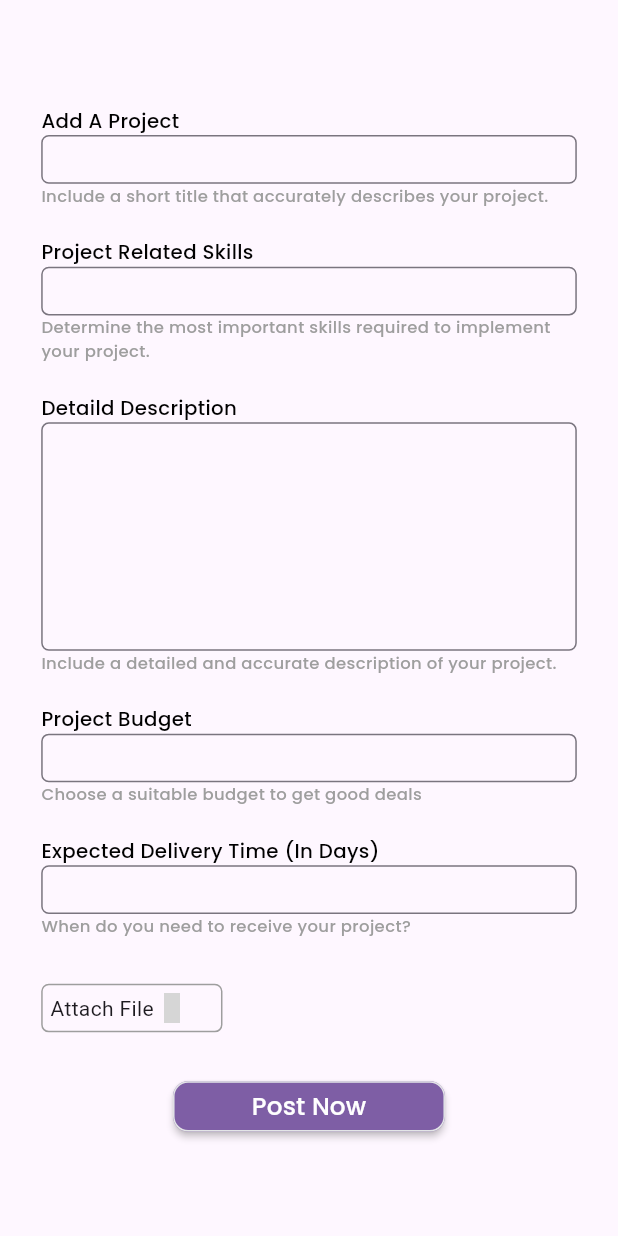
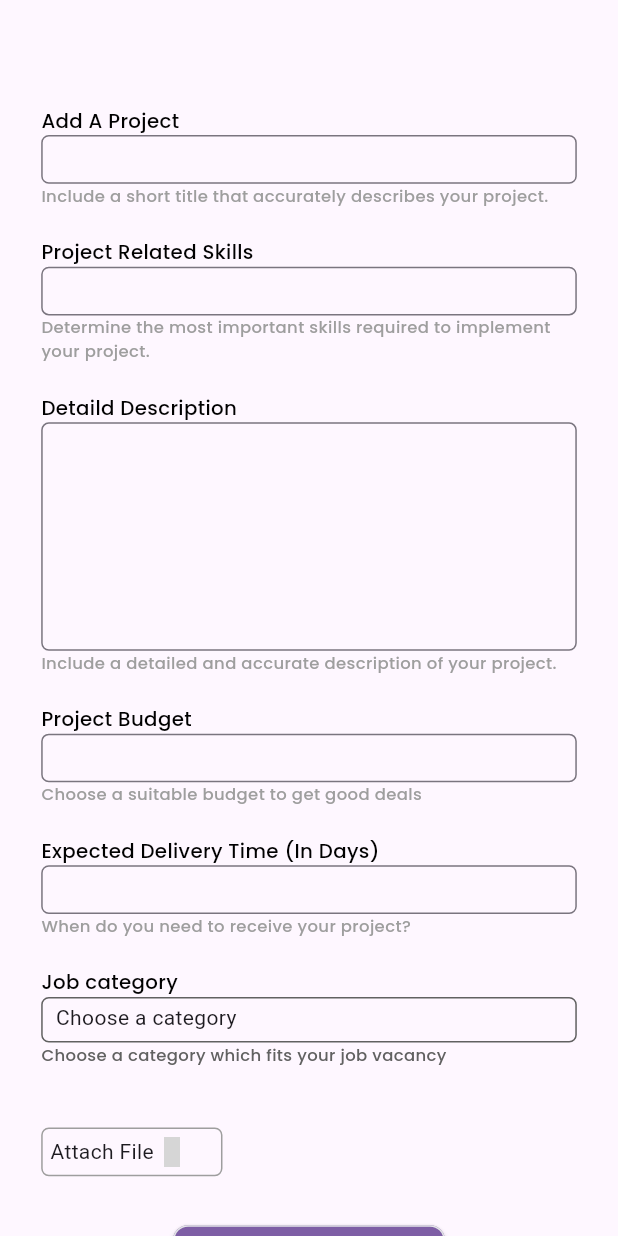
Before and after one commit to Mohamedramzii/Code_Club, a Flutter app: the TripView screen opened directly, on a phone screen of 412 x 824 dp. Run offline on Flutter 3.47's test engine with Material 2 defaults, Android fonts, the phone set to English and light mode, and no system bars; our stand-ins replace bloc, dio, eva_icons_flutter, file_picker, flutter_bloc, flutter_rating_bar and 6 more; missing offline and left inert: number_paginator, page_animation_transition, searchbar_animation; accounts and stored records are empty; network calls fail; grey boxes are pictures that could not be loaded.

```diff
--- /dev/null
+++ b/lib/data/job_details_model/result.dart
@@ -0,0 +1,55 @@
+import 'user.dart';
+
+class Result {
+  int? id;
+  User? user;
+  String? title;
+  dynamic skills;
+  dynamic description;
+  int? budget;
+  dynamic image;
+  String? category;
+  dynamic time;
+  String? createdAt;
+
+  Result({
+    this.id,
+    this.user,
+    this.title,
+    this.skills,
+    this.description,
+    this.budget,
+    this.image,
+    this.category,
+    this.time,
+    this.createdAt,
+  });
+
+  factory Result.fromJson(Map<String, dynamic> json) => Result(
+        id: json['id'] as int?,
+        user: json['user'] == null
+            ? null
+            : User.fromJson(json['user'] as Map<String, dynamic>),
+        title: json['title'] as String?,
+        skills: (json['skills'] as String?) as dynamic ,
+        description: json['description'] as dynamic,
+        budget: json['budget'] as int?,
+        image: json['image'] as dynamic,
+        category: json['category'] as String?,
+        time: json['time'] as dynamic,
+        createdAt: json['created_at'] as String?,
+      );
+
+  Map<String, dynamic> toJson() => {
+        'id': id,
+        'user': user?.toJson(),
+        'title': title,
+        'skills': skills,
+        'description': description,
+        'budget': budget,
+        'image': image,
+        'category': category,
+        'time': time,
+        'created_at': createdAt,
+      };
+}
--- /dev/null
+++ b/lib/data/job_details_model/user.dart
@@ -0,0 +1,51 @@
+class User {
+  dynamic bio;
+  dynamic website;
+  String? joinedAt;
+  String? email;
+  dynamic phoneNumber;
+  dynamic banner;
+  dynamic image;
+  String? username;
+  dynamic skills;
+  String? slug;
+
+  User({
+    this.bio,
+    this.website,
+    this.joinedAt,
+    this.email,
+    this.phoneNumber,
+    this.banner,
+    this.image,
+    this.username,
+    this.skills,
+    this.slug,
+  });
+
+  factory User.fromJson(Map<String, dynamic> json) => User(
+        bio: json['bio'] as dynamic,
+        website: json['website'] as dynamic,
+        joinedAt: json['joined_at'] as String?,
+        email: json['email'] as String?,
+        phoneNumber: json['phoneNumber'] as dynamic,
+        banner: json['banner'] as dynamic,
+        image: json['image'] as dynamic,
+        username: json['username'] as String?,
+        skills: json['skills'] as dynamic,
+        slug: json['slug'] as String?,
+      );
+
+  Map<String, dynamic> toJson() => {
+        'bio': bio,
+        'website': website,
+        'joined_at': joinedAt,
+        'email': email,
+        'phoneNumber': phoneNumber,
+        'banner': banner,
+        'image': image,
+        'username': username,
+        'skills': skills,
+        'slug': slug,
+      };
+}
--- a/lib/data/jobdetails_model/jobdetails_model.dart
+++ /dev/null
@@ -1,42 +0,0 @@
-class JobdetailsModel {
-  int? id;
-  String? title;
-  String? skills;
-  String? description;
-  int? budget;
-
-  String? time;
-  String? createdAt;
-
-  JobdetailsModel({
-    this.id,
-    this.title,
-    this.skills,
-    this.description,
-    this.budget,
-    this.time,
-    this.createdAt,
-  });
-
-  factory JobdetailsModel.fromJson(Map<String, dynamic> json) {
-    return JobdetailsModel(
-      id: json['id'] as int?,
-      title: json['title'] as String?,
-      skills: json['skills'] as String?,
-      description: json['description'] as String?,
-      budget: json['budget'] as int?,
-      time: json['time'] as String?,
-      createdAt: json['created_at'] as String?,
-    );
-  }
-
-  Map<String, dynamic> toJson() => {
-        'id': id,
-        'title': title,
-        'skills': skills,
-        'description': description,
-        'budget': budget,
-        'time': time,
-        'created_at': createdAt,
-      };
-}
--- a/lib/presentation/view_model/cubit/app_cubit.dart
+++ b/lib/presentation/view_model/cubit/app_cubit.dart
@@ -7,7 +7,6 @@ import 'package:file_picker/file_picker.dart';
 import 'package:flutter/material.dart';
 import 'package:job_app/core/constants.dart';
 import 'package:job_app/core/helpers/network/dio_helper.dart';
-import 'package:job_app/data/jobdetails_model/jobdetails_model.dart';
 import 'package:job_app/data/register_model2/register_model2.dart';
 import 'package:job_app/presentation/views/home_view.dart';
 import 'package:job_app/presentation/views/trip_view.dart';
@@ -15,6 +14,7 @@ import 'package:meta/meta.dart';
 import 'package:open_file/open_file.dart';
 import 'package:path_provider/path_provider.dart';
 import '../../../core/helpers/local/cache_helper.dart';
+import '../../../data/job_details_model/result.dart';
 import '../../../data/login_model/login_model.dart';
 import '../../../data/userdata_model.dart';
 import '../../views/ProfileView.dart';
@@ -259,15 +259,24 @@ class AppCubit extends Cubit<AppState> {
     }
   }
 
-  List<JobdetailsModel> jobs = [];
+  String? category = 'design';
+  int page = 1;
+
+  List<Result> jobs = [];
+
   getJobs() {
     emit(GetJobDataLoadingState());
 
     if (jobs.isEmpty) {
-      DioHelper.getData(url: EndPoints.job, token: 'Token $tokenHolder')
+      DioHelper.getData(
+              url:
+                  'https://codeclub.pythonanywhere.com/job/?page=1&category=design',
+              token: 'Token $tokenHolder')
           .then((value) {
-        for (var job in value.data) {
-          jobs.add(JobdetailsModel.fromJson(job));
+        print(value.data);
+        // resultModel=Result.fromJson(value.data);
+        for (var item in value.data['results']) {
+          jobs.add(Result.fromJson(item));
         }
         debugPrint('Get Jobs : Success');
         emit(GetJobDataSuccessState());
@@ -283,6 +292,25 @@ class AppCubit extends Cubit<AppState> {
 
   changePage(index) {
     currentPage = index + 1;
-    emit(NavBarSuccessState());
+    emit(ChangeNumberNavigatorSucessState());
+  }
+
+  List<String> selectedOptions = [];
+  bool? option1 = false;
+  selectedOptionsChoices(bool value, String option) {
+    if (selectedOptions.contains(option)) {
+      selectedOptions.remove(option);
+      emit(CategoryChoicIsFalseSucessState());
+    } else {
+      selectedOptions.add(option);
+      emit(CategoryChoicIsTrueeSucessState());
+    }
+  }
+
+  bool? isClickedToChooseCategory = false;
+
+  ClickedToChooseCategory() {
+    isClickedToChooseCategory = !isClickedToChooseCategory!;
+    emit(IsClickedToChooseCategorySucessState());
   }
 }
--- a/lib/presentation/view_model/cubit/app_state.dart
+++ b/lib/presentation/view_model/cubit/app_state.dart
@@ -157,6 +157,12 @@ class GetJobDataFailureState extends AppState {
   });
 }
 
+//Number Navigator state
+class ChangeNumberNavigatorSucessState extends AppState {}
 
-//Number Navigator state
-class ChangeNumberNavigatorSucessState extends AppState{}
+//Categories Choices for job
+class CategoryChoicIsTrueeSucessState extends AppState {}
+
+class CategoryChoicIsFalseSucessState extends AppState {}
+
+class IsClickedToChooseCategorySucessState extends AppState {}
--- a/lib/presentation/views/trip_view.dart
+++ b/lib/presentation/views/trip_view.dart
@@ -8,6 +8,7 @@ import 'package:job_app/core/app_managers/colors.dart';
 import 'package:job_app/core/app_managers/fonts.dart';
 import 'package:job_app/core/common_widgets/customButtonWidget.dart';
 import 'package:job_app/presentation/view_model/cubit/app_cubit.dart';
+import 'package:job_app/presentation/views/widgets/project_viewWidgets/category_choices_widget.dart';
 import 'package:job_app/presentation/views/widgets/project_viewWidgets/eachItemWidget.dart';
 
 import '../../core/app_managers/strings.dart';
@@ -93,8 +94,24 @@ class TripView extends StatelessWidget {
                     maxlines: 1,
                   ),
                   SizedBox(
+                    height: 20.h,
+                  ),
+                  JobcategoriesChoicesWidget(
+                    cubit: cubit,
+                    options: const ['Design', 'Programming', 'Management'],
+                    onSelect: (selectedOption) {
+                      print('Selected options: $selectedOption');
+                    },
+                  ),
+                  SizedBox(
                     height: 30.h,
                   ),
+                  // CheckboxListTile(
+                  //   value: cubit.option1,
+                  //   onChanged: (value) {
+                  //     cubit.selectOption(value!);
+                  //   },
+                  // ),
                   GestureDetector(
                     onTap: () {
                       // cubit.pickFile();
--- /dev/null
+++ b/lib/presentation/views/widgets/project_viewWidgets/category_choices_widget.dart
@@ -0,0 +1,106 @@
+import 'package:flutter/material.dart';
+
+import 'package:flutter_screenutil/flutter_screenutil.dart';
+
+import 'package:job_app/presentation/view_model/cubit/app_cubit.dart';
+
+import '../../../../core/app_managers/colors.dart';
+import '../../../../core/app_managers/fonts.dart';
+
+class JobcategoriesChoicesWidget extends StatelessWidget {
+  JobcategoriesChoicesWidget({
+    Key? key,
+    required this.options,
+    required this.onSelect,
+    required this.cubit,
+  }) : super(key: key);
+  final List<String> options;
+  final Function(List<String>) onSelect;
+  final AppCubit cubit;
+
+  List<String> selectedOptions = [];
+
+  @override
+  Widget build(BuildContext context) {
+    return Column(
+      crossAxisAlignment: CrossAxisAlignment.start,
+      children: [
+        Text(
+          'Job category',
+          style: FontManager.blacktext12,
+        ),
+        GestureDetector(
+          onTap: () {
+            cubit.ClickedToChooseCategory();
+          },
+          child: Container(
+            width: double.infinity,
+            height: 30.h,
+            decoration: BoxDecoration(
+                borderRadius: BorderRadius.circular(5.r),
+                border: Border.all(
+                  color: ColorsManager.ksometextsColor,
+                )),
+            child: Padding(
+              padding: EdgeInsets.symmetric(horizontal: 8.w, vertical: 3.h),
+              child: Text(
+                'Choose a category',
+                textAlign: TextAlign.left,
+              ),
+            ),
+
+            // child: DropdownButtonFormField(
+            //   hint: Text('Select options'),
+            //   items: options.map((option) {
+            //     return DropdownMenuItem(
+            //       value: option,
+            //       child: Row(
+            //         children: [
+            //           Checkbox(
+            //             value: cubit.selectedOptions.contains(option),
+            //             onChanged: (value) {
+            //               cubit.selectedOptionsChoices(value!, option);
+            //               onSelect(cubit.selectedOptions);
+            //             },
+            //           ),
+            //           Text(option),
+            //         ],
+            //       ),
+            //     );
+            //   }).toList(),
+            //   onChanged: (_) {},
+            // )
+          ),
+        ),
+        Text(
+          'Choose a category which fits your job vacancy',
+          style: FontManager.text10,
+        ),
+        SizedBox(
+          height: 10.h,
+        ),
+        if (cubit.isClickedToChooseCategory!)
+          AnimatedContainer(
+            width: double.infinity,
+            height: 170.h,
+            curve: Curves.easeIn,
+            decoration: BoxDecoration(
+                borderRadius: BorderRadius.circular(12.r),
+                border: Border.all(color: ColorsManager.ksometextsColor)),
+            duration: const Duration(milliseconds: 10000),
+            child: Column(
+              children: options.map((option) {
+                return CheckboxListTile(
+                    title: Text(option),
+                    value: cubit.selectedOptions.contains(option),
+                    onChanged: (value) {
+                      cubit.selectedOptionsChoices(value!, option);
+                      onSelect(cubit.selectedOptions);
+                    });
+              }).toList(),
+            ),
+          ),
+      ],
+    );
+  }
+}
```
Also changed, not shown: lib/data/job_details_model/job_details_model.dart (added, +28 -0 lines), lib/presentation/views/widgets/home_widgets/caetgories_widget.dart (+20 -7 lines), lib/presentation/views/widgets/home_widgets/listviewITEM.dart (+48 -19 lines).
